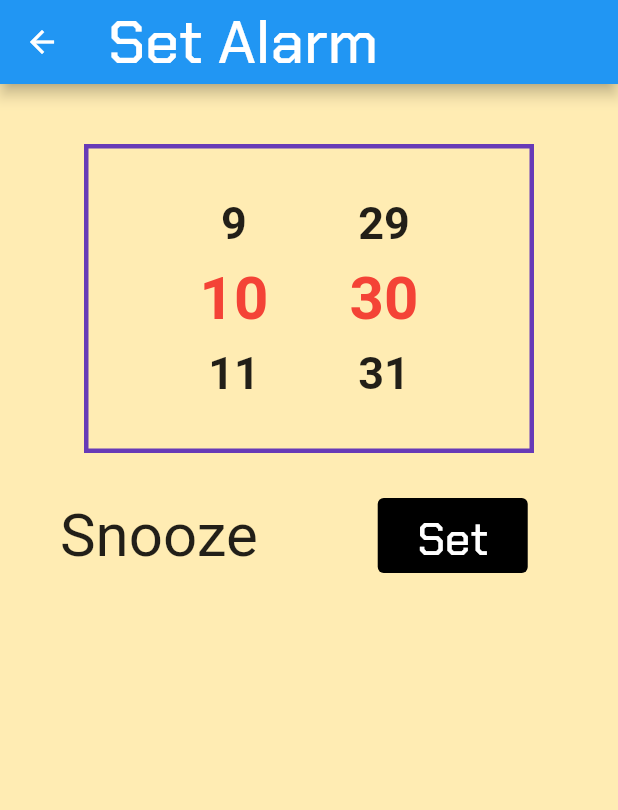
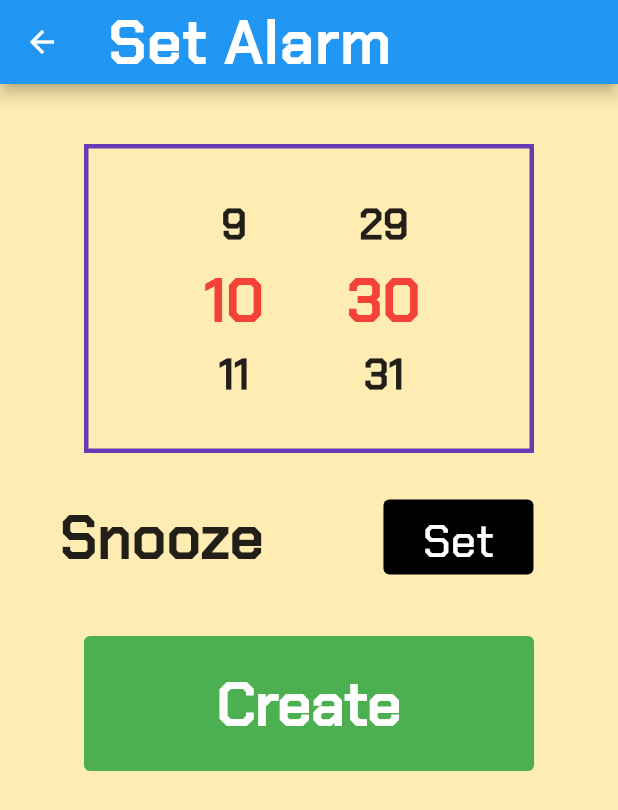
Before and after one commit to glorasika/alarm_snooze, a Flutter app: the SetAlarmScreen screen opened directly, on a phone screen of 412 x 824 dp. Shown: the top 810 px of the screen. Run offline on Flutter 3.47's test engine with Material 2 defaults, Android fonts, the light colour scheme and no system bars; drawn by our look-alikes of numberpicker.

Commit message:
changed the font

```diff
--- a/lib/set_alarm_screen.dart
+++ b/lib/set_alarm_screen.dart
@@ -21,11 +21,16 @@ class _SetAlarmScreen extends State<SetAlarmScreen> {
         backgroundColor: Colors.amber[100],
         appBar: AppBar(
           backgroundColor: Colors.blueAccent[300],
-        title: const Text("Set Alarm", style: TextStyle(fontSize: 40, fontFamily: "Chakra")),
+          title: const Text("Set Alarm",
+              style: TextStyle(
+                  fontSize: 40,
+                  fontFamily: "Chakra",
+                  fontWeight: FontWeight.bold,
+                  letterSpacing: 1)),
         ),
-      body: SafeArea (
+        body: SafeArea(
           child: Center(
-          child: Column (
+            child: Column(
               children: <Widget>[
                 Container(
                   margin: const EdgeInsets.only(top: 40),
@@ -33,12 +38,8 @@ class _SetAlarmScreen extends State<SetAlarmScreen> {
                   width: 300,
                   decoration: BoxDecoration(
                       // color: Colors.,
-                  border: Border.all(
-                    color: Colors.deepPurple,
-                    width: 3
-                  )
-                ),
-                child: Row (
+                      border: Border.all(color: Colors.deepPurple, width: 3)),
+                  child: Row(
                     children: <Widget>[
                       Container(
                         child: NumberPicker(
@@ -47,9 +48,14 @@ class _SetAlarmScreen extends State<SetAlarmScreen> {
                           maxValue: 23,
                           step: 1,
                           infiniteLoop: true,
-                        textStyle: const TextStyle(fontSize: 30, fontWeight: FontWeight.w700),
-                        selectedTextStyle: const TextStyle(fontSize: 40, fontWeight: FontWeight.bold, color: Colors.red),
-                        onChanged: (value) => setState(() => _currentHour = value),
+                          textStyle: const TextStyle(
+                              fontSize: 28, fontFamily: "Chakra", fontWeight: FontWeight.w700),
+                          selectedTextStyle: const TextStyle(
+                              fontSize: 40, fontFamily: "Chakra",
+                              fontWeight: FontWeight.bold,
+                              color: Colors.red),
+                          onChanged: (value) =>
+                              setState(() => _currentHour = value),
                         ),
                       ),
                       Container(
@@ -59,9 +65,14 @@ class _SetAlarmScreen extends State<SetAlarmScreen> {
                           maxValue: 59,
                           step: 1,
                           infiniteLoop: true,
-                        textStyle: const TextStyle(fontSize: 30, fontWeight: FontWeight.w700),
-                        selectedTextStyle: const TextStyle(fontSize: 40, fontWeight: FontWeight.bold, color: Colors.red),
-                        onChanged: (value) => setState(() => _currentMinute = value),
+                          textStyle: const TextStyle(
+                              fontSize: 28, fontFamily: "Chakra", fontWeight: FontWeight.w700),
+                          selectedTextStyle: const TextStyle(
+                              fontSize: 40, fontFamily: "Chakra",
+                              fontWeight: FontWeight.bold,
+                              color: Colors.red),
+                          onChanged: (value) =>
+                              setState(() => _currentMinute = value),
                         ),
                       ),
                     ],
@@ -73,7 +84,10 @@ class _SetAlarmScreen extends State<SetAlarmScreen> {
                     children: <Widget>[
                       Container(
                         margin: const EdgeInsets.fromLTRB(40, 0, 80, 0),
-                      child: const Text("Snooze", style: TextStyle(fontSize: 40),),
+                        child: const Text(
+                          "Snooze",
+                          style: TextStyle(fontSize: 40, fontFamily: "Chakra", fontWeight: FontWeight.bold),
+                        ),
                       ),
                       Container(
                         width: 100,
@@ -88,10 +102,8 @@ class _SetAlarmScreen extends State<SetAlarmScreen> {
                             Navigator.push(
                               context,
                               MaterialPageRoute(
-                              builder: (context) => SetSnoozeScreen()
-                            ),
+                                  builder: (context) => const SetSnoozeScreen()),
                             ).then((value) {
-                            print(value);
                               if (value != null) {
                                 setState(() {
                                   _snoozeTime = value.toString();
@@ -99,17 +111,39 @@ class _SetAlarmScreen extends State<SetAlarmScreen> {
                               }
                             });
                           },
-                        child: Text(_snoozeTime, style: const TextStyle(fontSize: 30, fontFamily: "Chakra"), textAlign: TextAlign.center),
+                          child: Text(_snoozeTime,
+                              style: const TextStyle(
+                                  fontSize: 30, fontFamily: "Chakra"),
+                              textAlign: TextAlign.center),
                         ),
                       ),
                     ],
                   ),
                 ),
-              Container(),
+                Container(
+                  width: 300,
+                  height: 90,
+                  margin: const EdgeInsets.only(top: 10),
+                  child: TextButton(
+                    style: TextButton.styleFrom(
+                      backgroundColor: Colors.green,
+                      foregroundColor: Colors.white,
+                    ),
+                    onPressed: () {
+                      Navigator.pop(context);
+                    },
+                    child: const Text(
+                      "Create",
+                      style: TextStyle(
+                          fontSize: 40,
+                          fontWeight: FontWeight.bold,
+                          fontFamily: "Chakra"),
+                    ),
+                  ),
+                ),
               ],
             ),
           ),
-      )
-    );
+        ));
   }
 }
--- a/lib/set_snooze_screen.dart
+++ b/lib/set_snooze_screen.dart
@@ -18,7 +18,7 @@ class _SetSnoozeScreen extends State<SetSnoozeScreen> {
       backgroundColor: Colors.amber[100],
       appBar: AppBar(
         backgroundColor: Colors.blueAccent[300],
-        title: const Text("Set Snooze", style: TextStyle(fontSize: 40, fontFamily: "Chakra")),
+        title: const Text("Set Snooze", style: TextStyle(fontSize: 40, fontFamily: "Chakra", fontWeight: FontWeight.bold, letterSpacing: 1)),
       ),
       body: SafeArea(
         child: Center(
@@ -43,8 +43,8 @@ class _SetSnoozeScreen extends State<SetSnoozeScreen> {
                   itemHeight: 95,
                   itemCount: 5,
                   infiniteLoop: true,
-                  textStyle: const TextStyle(fontSize: 40, fontWeight: FontWeight.w700),
-                  selectedTextStyle: const TextStyle(fontSize: 50, fontWeight: FontWeight.bold, color: Colors.red),
+                  textStyle: const TextStyle(fontSize: 38, fontFamily: "Chakra", fontWeight: FontWeight.w700),
+                  selectedTextStyle: const TextStyle(fontSize: 50, fontFamily: "Chakra", fontWeight: FontWeight.bold, color: Colors.red),
                   onChanged: (value) => setState(() => _snoozeMinute = value),
                 ),
               ),
```
Lines whose indentation alone changed are shown as unchanged.
